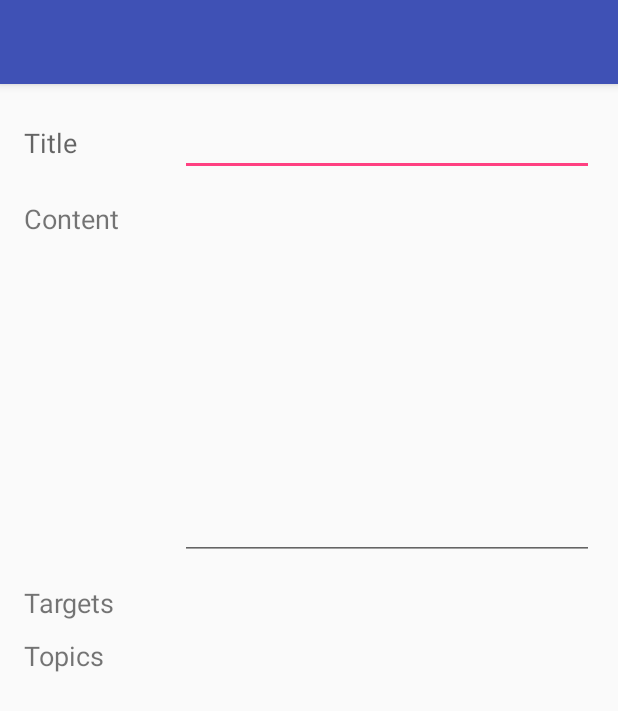
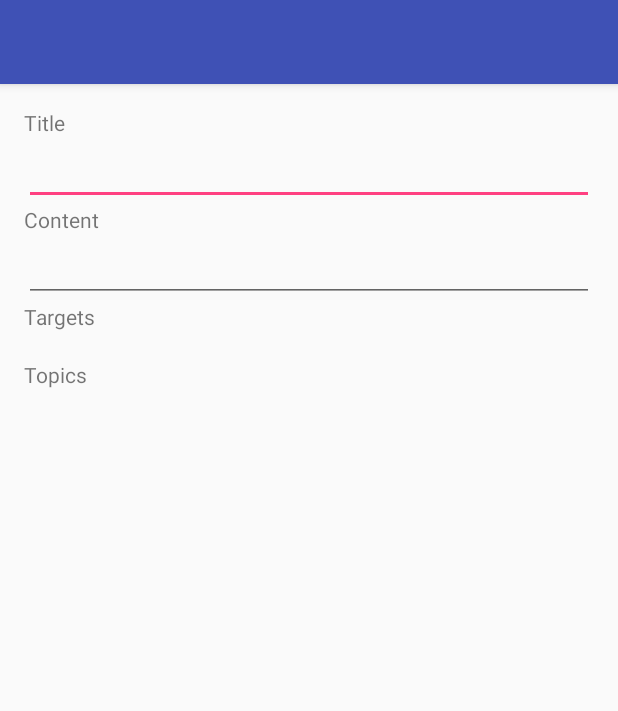
Before and after one commit to IsaacKhor/hermes-android, an Android app: the screen it shows after launch (AddNotifActivity), on a phone screen of 412 x 824 dp. Shown: the top 711 px of the screen. Run offline under Robolectric (Android 15) with nearby library versions, the phone set to English and light mode, and no system bars.

Commit message:
Modify add activity to also use linear layout

```diff
--- a/app/src/main/res/layout/activity_add_notif.xml
+++ b/app/src/main/res/layout/activity_add_notif.xml
@@ -25,116 +25,76 @@
         android:layout_width="match_parent"
         android:layout_height="match_parent">
 
-        <android.support.constraint.ConstraintLayout
+        <LinearLayout
+            android:orientation="vertical"
+            android:layout_margin="16dp"
             android:layout_width="match_parent"
             android:layout_height="wrap_content">
 
             <TextView
+                android:id="@+id/add_label_title"
+                android:layout_width="match_parent"
+                android:layout_height="wrap_content"
                 android:labelFor="@+id/add_label_title"
-                android:id="@+id/add_label_title"
-                android:layout_width="80dp"
-                android:layout_height="wrap_content"
-                android:layout_marginBottom="8dp"
-                android:layout_marginEnd="8dp"
-                android:layout_marginStart="16dp"
-                android:layout_marginTop="8dp"
                 android:text="@string/label_title"
-                android:textAlignment="viewStart"
-                android:textAppearance="@style/TextAppearance.AppCompat.Display1"
-                android:textSize="18sp"
-                app:layout_constraintBottom_toBottomOf="@+id/add_edit_title"
-                app:layout_constraintEnd_toStartOf="@+id/add_edit_title"
-                app:layout_constraintStart_toStartOf="parent"
-                app:layout_constraintTop_toTopOf="@+id/add_edit_title" />
+                android:textAppearance="@android:style/TextAppearance.Material.Small" />
 
             <EditText
                 android:id="@+id/add_edit_title"
-                android:layout_width="0dp"
+                android:layout_width="match_parent"
                 android:layout_height="wrap_content"
-                android:layout_marginEnd="16dp"
-                android:layout_marginStart="16dp"
-                android:layout_marginTop="16dp"
                 android:ems="10"
-                android:inputType="text"
-                android:singleLine="true"
+                android:gravity="top|start"
+                android:inputType="textMultiLine"
+                android:singleLine="false"
                 android:text=""
-                android:textAppearance="@style/TextAppearance.AppCompat.Medium"
-                app:layout_constraintEnd_toEndOf="parent"
-                app:layout_constraintStart_toEndOf="@+id/add_label_title"
-                app:layout_constraintTop_toTopOf="parent" />
+                android:textAppearance="@style/TextAppearance.AppCompat.Medium" />
 
             <TextView
                 android:id="@+id/add_label_content"
-                android:layout_width="0dp"
+                android:layout_width="match_parent"
                 android:layout_height="wrap_content"
-                android:layout_marginStart="16dp"
                 android:labelFor="@+id/content_text"
                 android:text="@string/label_content"
-                android:textSize="18sp"
-                app:layout_constraintEnd_toEndOf="@+id/add_label_title"
-                app:layout_constraintStart_toStartOf="parent"
-                app:layout_constraintTop_toTopOf="@+id/add_edit_content" />
+                android:textAppearance="@android:style/TextAppearance.Material.Small" />
 
             <EditText
+                android:id="@+id/add_edit_content"
+                android:layout_width="match_parent"
+                android:layout_height="wrap_content"
+                android:ems="10"
                 android:gravity="top|start"
-                android:id="@+id/add_edit_content"
-                android:layout_width="0dp"
-                android:layout_height="240dp"
-                android:layout_marginEnd="16dp"
-                android:layout_marginTop="16dp"
-                android:ems="10"
                 android:inputType="textMultiLine"
                 android:singleLine="false"
                 android:text=""
                 android:textAlignment="viewStart"
-                android:textAppearance="@style/TextAppearance.AppCompat.Medium"
-                app:layout_constraintEnd_toEndOf="parent"
-                app:layout_constraintStart_toStartOf="@+id/add_edit_title"
-                app:layout_constraintTop_toBottomOf="@+id/add_edit_title" />
+                android:textAppearance="@style/TextAppearance.AppCompat.Medium" />
 
             <TextView
                 android:id="@+id/add_label_targets"
-                android:layout_width="0dp"
+                android:layout_width="match_parent"
                 android:layout_height="wrap_content"
-                android:layout_marginStart="16dp"
                 android:text="@string/label_targets"
-                android:textSize="18sp"
-                app:layout_constraintEnd_toEndOf="@+id/add_label_content"
-                app:layout_constraintStart_toStartOf="parent"
-                app:layout_constraintTop_toTopOf="@+id/add_edit_targets" />
+                android:textAppearance="@android:style/TextAppearance.Material.Small" />
 
             <TextView
                 android:id="@+id/add_edit_targets"
-                android:layout_width="0dp"
+                android:layout_width="match_parent"
                 android:layout_height="wrap_content"
-                android:layout_marginEnd="16dp"
-                android:layout_marginTop="16dp"
-                android:text=""
-                app:layout_constraintEnd_toEndOf="parent"
-                app:layout_constraintStart_toStartOf="@+id/add_edit_title"
-                app:layout_constraintTop_toBottomOf="@+id/add_edit_content" />
+                android:text="" />
 
             <TextView
                 android:id="@+id/add_label_groups"
-                android:layout_width="0dp"
+                android:layout_width="match_parent"
                 android:layout_height="wrap_content"
-                android:layout_marginStart="16dp"
                 android:text="@string/label_topics"
-                android:textSize="18sp"
-                app:layout_constraintEnd_toEndOf="@+id/add_label_targets"
-                app:layout_constraintStart_toStartOf="parent"
-                app:layout_constraintTop_toTopOf="@+id/add_edit_topics" />
+                android:textAppearance="@android:style/TextAppearance.Material.Small" />
 
             <TextView
                 android:id="@+id/add_edit_topics"
-                android:layout_width="0dp"
+                android:layout_width="match_parent"
                 android:layout_height="wrap_content"
-                android:layout_marginEnd="16dp"
-                android:layout_marginTop="16dp"
-                android:text=""
-                app:layout_constraintEnd_toEndOf="parent"
-                app:layout_constraintStart_toStartOf="@+id/add_edit_targets"
-                app:layout_constraintTop_toBottomOf="@+id/add_edit_targets" />
-        </android.support.constraint.ConstraintLayout>
+                android:text="" />
+        </LinearLayout>
     </ScrollView>
 </LinearLayout>
```
